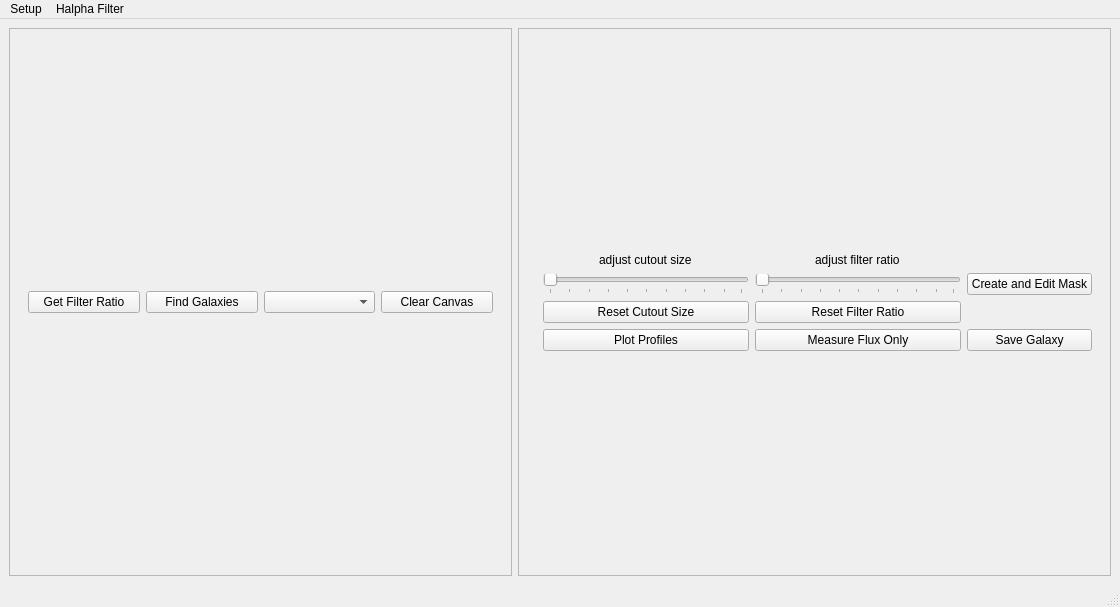
This is testing/halphav3.ui in rfinn/halphagui as Qt 5 draws it before an edit. The edited form follows.
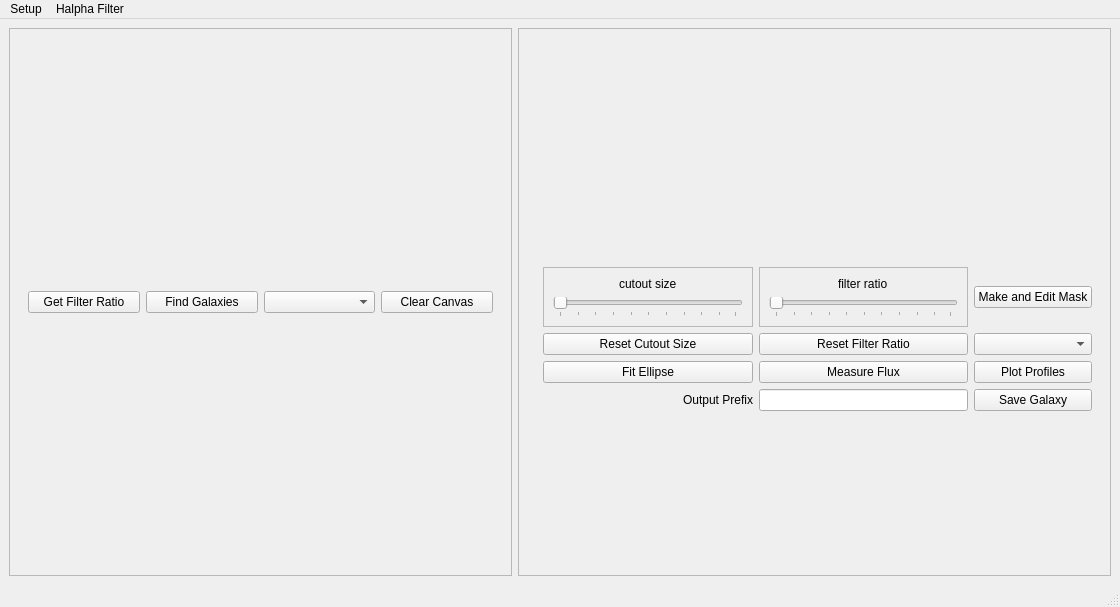
This is the edited form.

Diff of the .ui file:
```diff
--- a/testing/halphav3.ui
+++ b/testing/halphav3.ui
@@ -72,13 +72,108 @@
        <enum>QFrame::Raised</enum>
       </property>
       <layout class="QGridLayout" name="gridLayout">
-       <item row="2" column="1">
+       <item row="1" column="0">
+        <widget class="QWidget" name="widget_7" native="true"/>
+       </item>
+       <item row="6" column="0">
+        <widget class="QWidget" name="widget_10" native="true"/>
+       </item>
+       <item row="3" column="0">
+        <widget class="QWidget" name="widget_8" native="true"/>
+       </item>
+       <item row="5" column="1" rowspan="2">
+        <widget class="QWidget" name="profiles" native="true">
+         <layout class="QGridLayout" name="profilesLayout">
+          <item row="0" column="0">
+           <widget class="QWidget" name="widget_3" native="true">
+            <property name="toolTip">
+             <string>HalphaType</string>
+            </property>
+           </widget>
+          </item>
+         </layout>
+        </widget>
+       </item>
+       <item row="5" column="0">
+        <widget class="QWidget" name="widget_9" native="true"/>
+       </item>
+       <item row="0" column="0">
+        <widget class="QWidget" name="widget_6" native="true"/>
+       </item>
+       <item row="2" column="0">
+        <widget class="QWidget" name="widget" native="true"/>
+       </item>
+       <item row="0" column="1" rowspan="3">
+        <widget class="QWidget" name="cutouts" native="true">
+         <layout class="QGridLayout" name="cutoutsLayout">
+          <item row="0" column="0">
+           <widget class="QWidget" name="tempWidget" native="true"/>
+          </item>
+         </layout>
+        </widget>
+       </item>
+       <item row="3" column="1">
         <widget class="QWidget" name="rightButtons" native="true">
          <layout class="QGridLayout" name="gridLayout_4">
-          <item row="5" column="2">
-           <widget class="QPushButton" name="editMaskButton">
+          <item row="6" column="2">
+           <widget class="QPushButton" name="profileButton">
             <property name="text">
-             <string>Save Galaxy</string>
+             <string>Plot Profiles</string>
+            </property>
+           </widget>
+          </item>
+          <item row="7" column="0">
+           <widget class="QLabel" name="label">
+            <property name="layoutDirection">
+             <enum>Qt::LeftToRight</enum>
+            </property>
+            <property name="text">
+             <string>Output Prefix</string>
+            </property>
+            <property name="alignment">
+             <set>Qt::AlignRight|Qt::AlignTrailing|Qt::AlignVCenter</set>
+            </property>
+           </widget>
+          </item>
+          <item row="0" column="1">
+           <widget class="QFrame" name="frame">
+            <property name="frameShape">
+             <enum>QFrame::StyledPanel</enum>
+            </property>
+            <property name="frameShadow">
+             <enum>QFrame::Raised</enum>
+            </property>
+            <layout class="QVBoxLayout" name="verticalLayout_2">
+             <item alignment="Qt::AlignHCenter">
+              <widget class="QLabel" name="ratioSliderLabel">
+               <property name="text">
+                <string>filter ratio</string>
+               </property>
+              </widget>
+             </item>
+             <item>
+              <widget class="QSlider" name="ratioSlider">
+               <property name="mouseTracking">
+                <bool>true</bool>
+               </property>
+               <property name="focusPolicy">
+                <enum>Qt::NoFocus</enum>
+               </property>
+               <property name="orientation">
+                <enum>Qt::Horizontal</enum>
+               </property>
+               <property name="tickPosition">
+                <enum>QSlider::TicksBelow</enum>
+               </property>
+              </widget>
+             </item>
+            </layout>
+           </widget>
+          </item>
+          <item row="6" column="1">
+           <widget class="QPushButton" name="fluxButton">
+            <property name="text">
+             <string>Measure Flux</string>
             </property>
            </widget>
           </item>
@@ -89,20 +184,6 @@
             </property>
            </widget>
           </item>
-          <item row="0" column="0" alignment="Qt::AlignHCenter">
-           <widget class="QLabel" name="cutoutSliderLabel">
-            <property name="text">
-             <string>adjust cutout size</string>
-            </property>
-           </widget>
-          </item>
-          <item row="5" column="0">
-           <widget class="QPushButton" name="profileButton">
-            <property name="text">
-             <string>Plot Profiles</string>
-            </property>
-           </widget>
-          </item>
           <item row="4" column="1">
            <widget class="QPushButton" name="resetRatioButton">
             <property name="text">
@@ -110,85 +191,71 @@
             </property>
            </widget>
           </item>
-          <item row="0" column="1" alignment="Qt::AlignHCenter">
-           <widget class="QLabel" name="ratioSliderLabel">
+          <item row="6" column="0">
+           <widget class="QPushButton" name="fitEllipseButton">
             <property name="text">
-             <string>adjust filter ratio</string>
+             <string>Fit Ellipse</string>
             </property>
            </widget>
           </item>
-          <item row="3" column="0">
-           <widget class="QSlider" name="cutoutSlider">
-            <property name="orientation">
-             <enum>Qt::Horizontal</enum>
+          <item row="7" column="1">
+           <widget class="QLineEdit" name="prefixLineEdit"/>
+          </item>
+          <item row="7" column="2">
+           <widget class="QPushButton" name="editMaskButton">
+            <property name="text">
+             <string>Save Galaxy</string>
             </property>
-            <property name="tickPosition">
-             <enum>QSlider::TicksBelow</enum>
+           </widget>
+          </item>
+          <item row="0" column="0">
+           <widget class="QFrame" name="frame_2">
+            <property name="frameShape">
+             <enum>QFrame::StyledPanel</enum>
             </property>
+            <property name="frameShadow">
+             <enum>QFrame::Raised</enum>
+            </property>
+            <layout class="QVBoxLayout" name="verticalLayout">
+             <item alignment="Qt::AlignHCenter">
+              <widget class="QLabel" name="cutoutSliderLabel">
+               <property name="text">
+                <string>cutout size</string>
+               </property>
+              </widget>
+             </item>
+             <item>
+              <widget class="QSlider" name="cutoutSlider">
+               <property name="orientation">
+                <enum>Qt::Horizontal</enum>
+               </property>
+               <property name="tickPosition">
+                <enum>QSlider::TicksBelow</enum>
+               </property>
+              </widget>
+             </item>
+            </layout>
            </widget>
           </item>
-          <item row="3" column="2">
+          <item row="0" column="2">
            <widget class="QPushButton" name="makeMaskButton">
             <property name="text">
-             <string>Create and Edit Mask</string>
+             <string>Make and Edit Mask</string>
             </property>
            </widget>
           </item>
-          <item row="3" column="1">
-           <widget class="QSlider" name="ratioSlider">
-            <property name="mouseTracking">
-             <bool>true</bool>
+          <item row="4" column="2">
+           <widget class="QComboBox" name="haTypeComboBox">
+            <property name="toolTip">
+             <string>HalphaType</string>
             </property>
-            <property name="focusPolicy">
-             <enum>Qt::NoFocus</enum>
+            <property name="autoFillBackground">
+             <bool>false</bool>
             </property>
-            <property name="orientation">
-             <enum>Qt::Horizontal</enum>
+            <property name="currentText">
+             <string extracomment="Halpha Type"/>
             </property>
-            <property name="tickPosition">
-             <enum>QSlider::TicksBelow</enum>
-            </property>
            </widget>
-          </item>
-          <item row="5" column="1">
-           <widget class="QPushButton" name="fluxButton">
-            <property name="text">
-             <string>Measure Flux Only</string>
-            </property>
-           </widget>
-          </item>
-         </layout>
-        </widget>
-       </item>
-       <item row="0" column="0">
-        <widget class="QWidget" name="widget_6" native="true"/>
-       </item>
-       <item row="1" column="0">
-        <widget class="QWidget" name="widget_7" native="true"/>
-       </item>
-       <item row="2" column="0">
-        <widget class="QWidget" name="widget_8" native="true"/>
-       </item>
-       <item row="3" column="0">
-        <widget class="QWidget" name="widget_9" native="true"/>
-       </item>
-       <item row="4" column="0">
-        <widget class="QWidget" name="widget_10" native="true"/>
-       </item>
-       <item row="0" column="1" rowspan="2">
-        <widget class="QWidget" name="cutouts" native="true">
-         <layout class="QGridLayout" name="cutoutsLayout">
-          <item row="0" column="0">
-           <widget class="QWidget" name="tempWidget" native="true"/>
-          </item>
-         </layout>
-        </widget>
-       </item>
-       <item row="3" column="1" rowspan="2">
-        <widget class="QWidget" name="profiles" native="true">
-         <layout class="QGridLayout" name="profilesLayout">
-          <item row="0" column="0">
-           <widget class="QWidget" name="widget_3" native="true"/>
           </item>
          </layout>
         </widget>
```
